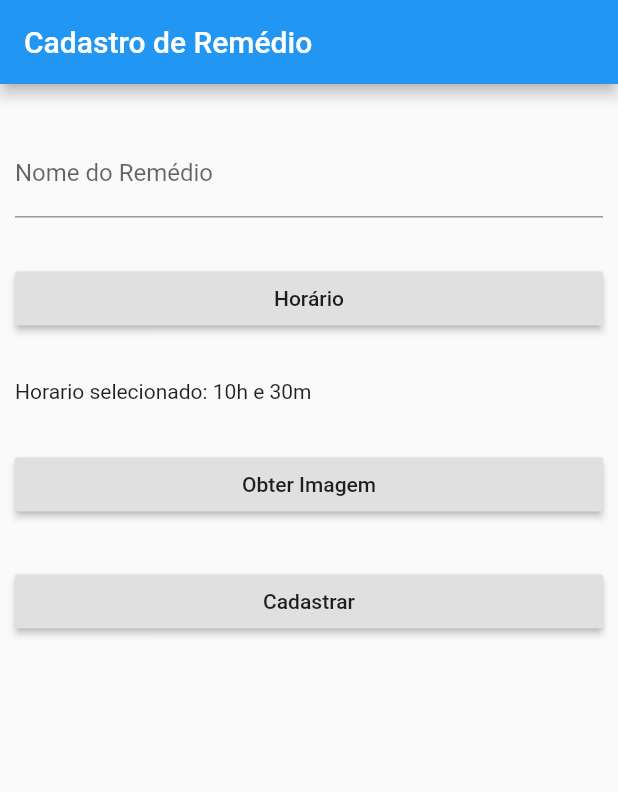
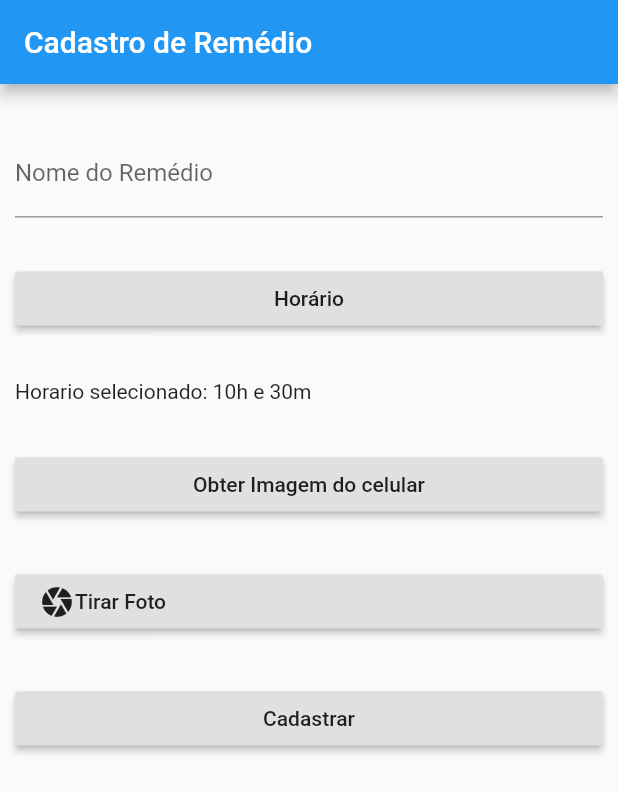
Before and after one commit to adoniaspp/ControleRemedios, a Flutter app: the screen it shows after launch, on a phone screen of 412 x 824 dp. Shown: the top 792 px of the screen. Run offline on Flutter 3.47's test engine with Material 2 defaults, Android fonts, the phone set to English and light mode, and no system bars; our stand-ins replace camera, file_picker, firebase_storage; accounts and stored records are empty.

Commit message:
foto_camera

```diff
--- /dev/null
+++ b/lib/funcoes_auxiliares.dart
@@ -0,0 +1,45 @@
+import 'package:camera/camera.dart';
+import 'package:firebase_storage/firebase_storage.dart';
+import 'package:file_picker/file_picker.dart';
+import 'dart:math';
+import 'dart:io';
+
+import 'package:flutter/material.dart';
+
+class FuncoesAuxiliares {
+  String _path;
+  List<CameraDescription> cameras = [];
+  CameraController controller;
+  String imagePath;
+
+
+  void openFileExplorerFirebase() async {
+    try {
+      _path =
+          await FilePicker.getFilePath(type: FileType.IMAGE, fileExtension: '');
+    } on Exception catch (e) {
+      print("Unsupported operation" + e.toString());
+    }
+    print("$_path");
+    final String fileName = Random().nextInt(10000).toString();
+    final StorageReference storageRef =
+        FirebaseStorage.instance.ref().child(fileName);
+    final StorageUploadTask uploadTask = storageRef.putFile(
+      File(_path),
+    );
+    final StorageTaskSnapshot downloadUrl = (await uploadTask.onComplete);
+    final String url = (await downloadUrl.ref.getDownloadURL());
+    print('URL Is $url');
+  }
+
+  Future<void> tirarFoto() async {
+    try{
+      cameras = await availableCameras();
+      final firstCamera = cameras.first;
+
+
+    }on CameraException catch(e){
+      print(e.toString());
+    }
+  }
+}
--- a/lib/main.dart
+++ b/lib/main.dart
@@ -1,11 +1,6 @@
-import 'dart:io';
-import 'dart:math';
-
+import 'package:alert_remedios/widget_camera.dart';
+import 'package:alert_remedios/widget_home.dart';
 import 'package:flutter/material.dart';
-import 'dart:async';
-import 'remedio.dart';
-import 'package:firebase_storage/firebase_storage.dart';
-import 'package:file_picker/file_picker.dart';
 
 void main() => runApp(Home());
 
@@ -13,132 +8,13 @@ class Home extends StatelessWidget {
   @override
   Widget build(BuildContext context) {
     return MaterialApp(
+      initialRoute: '/',
+      routes: {
+        '/': (context) => HomeWidget(),
+        '/widgetCamera': (context) => WidgetCamera(),
+      },
       theme: ThemeData(
         primaryColor: Colors.blue,
-      ),
-      home: HomeWidget(),
-    );
-  }
-}
-
-class HomeWidget extends StatefulWidget {
-  @override
-  _HomeWidgetState createState() => _HomeWidgetState();
-}
-
-class _HomeWidgetState extends State<HomeWidget> {
-  final _formKey = GlobalKey<FormState>();
-  Future<TimeOfDay> tempo;
-  final nomeRemedio = TextEditingController();
-  int hora;
-  int minuto;
-  String _fileName;
-  String _path;
-  String _extension;
-  FileType _pickingType;
-
-  @override
-  void dispose() {
-    nomeRemedio.dispose();
-    super.dispose();
-  }
-
-  @override
-  void initState() {
-    TimeOfDay timeNow = new TimeOfDay.now();
-    this.hora = timeNow.hour;
-    this.minuto = timeNow.minute;
-    super.initState();
-  }
-
-  void _setTempo(TimeOfDay time){
-    setState(() {
-        this.hora = time.hour;
-        this.minuto = time.minute;
-    });
-  }
-
-  void _openFileExplorer() async {
-    try{
-    _path = await FilePicker.getFilePath(
-              type: FileType.IMAGE, fileExtension: '');
-    }on Exception catch (e){
-      print("Unsupported operation" + e.toString());
-    }
-    print("$_path");
-    final String fileName = Random().nextInt(10000).toString();
-    final StorageReference storageRef =
-        FirebaseStorage.instance.ref().child(fileName);
-    final StorageUploadTask uploadTask = storageRef.putFile(
-      File(_path),
-    );
-    final StorageTaskSnapshot downloadUrl = (await uploadTask.onComplete);
-    final String url = (await downloadUrl.ref.getDownloadURL());
-    print('URL Is $url');
-  }
-
-  @override
-  Widget build(BuildContext context) {
-    return Scaffold(
-      appBar: AppBar(
-        title: Text("Cadastro de Remédio"),
-      ),
-      body: Container(
-        padding: EdgeInsets.all(10),
-        child: Form(
-          key: _formKey,
-          child: Column(
-            crossAxisAlignment: CrossAxisAlignment.stretch,
-            children: <Widget>[
-              SizedBox(
-                height: 20,
-              ),
-              TextFormField(
-                controller: nomeRemedio,
-                decoration: InputDecoration(labelText: "Nome do Remédio"),
-              ),
-              SizedBox(
-                height: 30,
-              ),
-              RaisedButton(
-                child: Text("Horário"),
-                onPressed: () {
-                  tempo = showTimePicker(
-                    initialTime: TimeOfDay.now(),
-                    context: context,
-                  );
-                  tempo.then((value){
-                    if(value != null) {
-                      _setTempo(value);
-                    }
-                  });
-                },
-              ),
-              SizedBox(
-                height: 30,
-              ),
-              Text('Horario selecionado: $hora\h e $minuto\m'),
-              SizedBox(
-                height: 30,
-              ),
-              RaisedButton(
-                child: Text("Obter Imagem"),
-                onPressed: (){
-                   _openFileExplorer();
-                },
-              ),
-              SizedBox(
-                height: 30,
-              ),
-              RaisedButton(
-                child: Text("Cadastrar"),
-                onPressed: (){
-
-                },
-              )
-            ],
-          ),
-        ),
       ),
     );
   }
--- /dev/null
+++ b/lib/widget_home.dart
@@ -0,0 +1,116 @@
+import 'package:flutter/material.dart';
+import 'funcoes_auxiliares.dart';
+import 'dart:async';
+
+class HomeWidget extends StatefulWidget {
+  @override
+  _HomeWidgetState createState() => _HomeWidgetState();
+}
+
+class _HomeWidgetState extends State<HomeWidget> {
+  final _formKey = GlobalKey<FormState>();
+  Future<TimeOfDay> tempo;
+  final nomeRemedio = TextEditingController();
+  int hora;
+  int minuto;
+
+  @override
+  void dispose() {
+    nomeRemedio.dispose();
+    super.dispose();
+  }
+
+  @override
+  void initState() {
+    TimeOfDay timeNow = new TimeOfDay.now();
+    this.hora = timeNow.hour;
+    this.minuto = timeNow.minute;
+    super.initState();
+  }
+
+  void _setTempo(TimeOfDay time){
+    setState(() {
+        this.hora = time.hour;
+        this.minuto = time.minute;
+    });
+  }
+
+  @override
+  Widget build(BuildContext context) {
+    return Scaffold(
+      appBar: AppBar(
+        title: Text("Cadastro de Remédio"),
+      ),
+      body: Container(
+        padding: EdgeInsets.all(10),
+        child: Form(
+          key: _formKey,
+          child: Column(
+            crossAxisAlignment: CrossAxisAlignment.stretch,
+            children: <Widget>[
+              SizedBox(
+                height: 20,
+              ),
+              TextFormField(
+                controller: nomeRemedio,
+                decoration: InputDecoration(labelText: "Nome do Remédio"),
+              ),
+              SizedBox(
+                height: 30,
+              ),
+              RaisedButton(
+                child: Text("Horário"),
+                onPressed: () {
+                  tempo = showTimePicker(
+                    initialTime: TimeOfDay.now(),
+                    context: context,
+                  );
+                  tempo.then((value){
+                    if(value != null) {
+                      _setTempo(value);
+                    }
+                  });
+                },
+              ),
+              SizedBox(
+                height: 30,
+              ),
+              Text('Horario selecionado: $hora\h e $minuto\m'),
+              SizedBox(
+                height: 30,
+              ),
+              RaisedButton(
+                child: Text("Obter Imagem do celular"),
+                onPressed: (){
+                   FuncoesAuxiliares().openFileExplorerFirebase();
+                },
+              ),
+              SizedBox(
+                height: 30,
+              ),
+              RaisedButton(
+                child: Row(
+                  children: <Widget>[
+                    Icon(Icons.camera),
+                    Text("Tirar Foto"),
+                  ],
+                ),
+                onPressed: (){
+                },
+              ),
+              SizedBox(
+                height: 30,
+              ),
+              RaisedButton(
+                child: Text("Cadastrar"),
+                onPressed: (){
+
+                },
+              )
+            ],
+          ),
+        ),
+      ),
+    );
+  }
+}
--- a/pubspec.yaml
+++ b/pubspec.yaml
@@ -26,6 +26,8 @@ dependencies:
   path: ^1.6.4
   firebase_storage: ^3.1.1
   file_picker: ^1.4.3+2
+  camera: ^0.5.7+3
+  path_provider: ^1.5.1
 
 dev_dependencies:
   flutter_test:
```
Also changed, not shown: lib/widget_camera.dart (added, +16 -0 lines), lib/model_remedio.dart (renamed from lib/remedio.dart), pubspec.lock.
